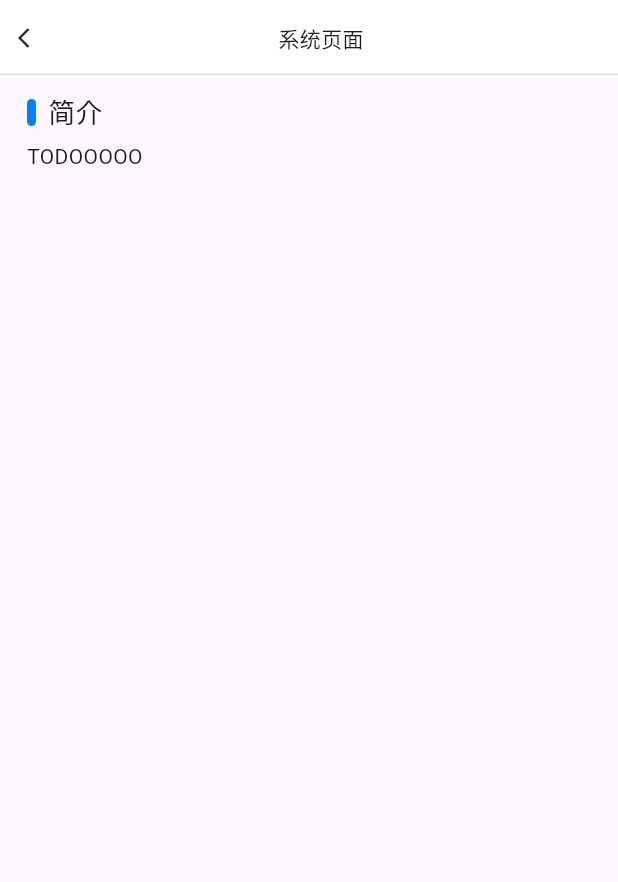
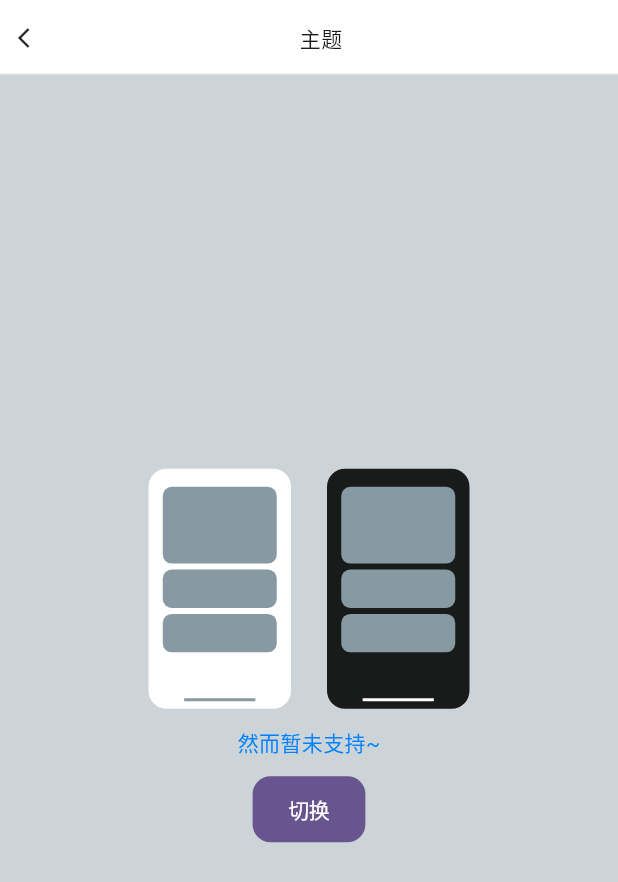
Before and after one commit to kittyuvu/colorui, a Flutter app: the screen it shows after launch, after a tap on "主题", on a phone screen of 412 x 824 dp. Shown: the top 882 px of the screen. Run offline on Flutter 3.47's test engine with Material 3 defaults, Android fonts, the phone set to English and light mode, and no system bars; our stand-ins replace go_router.

Commit message:
example: add theme

```diff
--- /dev/null
+++ b/example/lib/pages/basics/theme.dart
@@ -0,0 +1,250 @@
+import 'package:colorui/colorui.dart';
+import 'package:example/widget.dart';
+import 'package:flutter/cupertino.dart';
+import 'package:flutter/material.dart';
+
+class ThemePage extends StatefulWidget {
+  const ThemePage({super.key});
+
+  @override
+  State<ThemePage> createState() => ThemePageState();
+}
+
+class ThemePageState extends State<ThemePage> {
+  bool lightEnable = false;
+  bool darkEnable = false;
+  @override
+  Widget build(BuildContext context) {
+    late Color bg;
+    if (darkEnable) {
+      bg = CuColors.black.withOpacity(.88);
+    } else {
+      bg = CuColors.grey.withOpacity(.42);
+    }
+    return UIMainLayout(
+      child: Scaffold(
+        appBar: const CuSimpleAppBar(title: "主题"),
+        backgroundColor: bg,
+        body: Center(
+          child: Column(
+            mainAxisSize: MainAxisSize.min,
+            children: [
+              Row(
+                mainAxisSize: MainAxisSize.min,
+                children: [
+                  GestureDetector(
+                    onTap: () {
+                      lightEnable = !lightEnable;
+                      darkEnable = false;
+                      setState(() {});
+                    },
+                    child: SimplePhone(
+                      width: 95,
+                      height: 160,
+                      active: lightEnable,
+                      backgroundColor: CuColors.white,
+                      activeColor: CuColors.blue,
+                      xColor: CuColors.grey,
+                    ),
+                  ),
+                  const SizedBox(width: 24),
+                  GestureDetector(
+                    onTap: () {
+                      darkEnable = !darkEnable;
+                      lightEnable = false;
+                      setState(() {});
+                    },
+                    child: SimplePhone(
+                      width: 95,
+                      height: 160,
+                      active: darkEnable,
+                      backgroundColor: CuColors.black.withOpacity(.88),
+                      xColor: CuColors.white,
+                    ),
+                  ),
+                ],
+              ),
+              const SizedBox(height: 12),
+              Text(
+                "然而暂未支持~",
+                style: TextStyle(
+                  color: darkEnable ? CuColors.white : CuColors.blue,
+                ),
+              ),
+              const SizedBox(height: 12),
+              CupertinoButton.filled(
+                padding: const EdgeInsets.symmetric(horizontal: 24),
+                onPressed: () {
+                  if (lightEnable) {
+                    lightEnable = false;
+                    darkEnable = true;
+                  } else {
+                    lightEnable = true;
+                    darkEnable = false;
+                  }
+                  setState(() { });
+                },
+                child: const Text("切换", style: TextStyle(fontSize: 14)),
+              ),
+            ],
+          ),
+        ),
+      ),
+    );
+  }
+}
+
+class SimplePhone extends StatelessWidget {
+  const SimplePhone({
+    super.key,
+    required this.width,
+    required this.height,
+    required this.active,
+    this.activeColor = CuColors.blue,
+    this.backgroundColor = CuColors.white,
+    this.blockColor = CuColors.grey,
+    this.xColor = CuColors.grey,
+  });
+  final double width;
+  final double height;
+  final bool active;
+  final Color activeColor;
+  final Color backgroundColor;
+  final Color blockColor;
+  final Color xColor;
+
+  @override
+  Widget build(BuildContext context) {
+    return CustomPaint(
+      painter: SimplePhonePaint(
+        active: active,
+        activeColor: activeColor,
+        backgroundColor: backgroundColor,
+        blockColor: blockColor,
+        xColor: xColor,
+      ),
+      size: Size(width, height),
+    );
+  }
+}
+
+class SimplePhonePaint extends CustomPainter {
+  SimplePhonePaint({
+    required this.active,
+    this.activeColor = CuColors.red,
+    this.backgroundColor = CuColors.white,
+    this.blockColor = CuColors.grey,
+    this.xColor = CuColors.grey,
+  });
+
+  final bool active;
+  final Color activeColor;
+  final Color backgroundColor;
+  final Color blockColor;
+  final Color xColor;
+
+  double wScale = .8;
+  double mainBlockScale = .32;
+  double secondBlockScale = .16;
+  double mainBlockOffsetTop = 12;
+  double secondBlockOffsetTop = 4;
+  double xScale = .5;
+  double xHeight = 2;
+  drawShell(Canvas cx, Size size) {
+    // 画一个白色的圆角矩形
+    draw({bool border = false}) {
+      Paint paint = Paint()
+        ..isAntiAlias = true
+        ..strokeWidth = border ? xHeight : 0
+        ..style = border ? PaintingStyle.stroke : PaintingStyle.fill
+        ..color = border ? activeColor : backgroundColor;
+      var radius = const Radius.circular(12);
+      var rect = Rect.fromLTRB(0, 0, size.width, size.height);
+      var rrect = RRect.fromRectAndRadius(rect, radius);
+      cx.drawRRect(rrect, paint);
+    }
+
+    draw();
+    if (active) draw(border: true);
+
+    // 画第一块
+    {
+      Paint paint = Paint()
+        ..isAntiAlias = true
+        ..style = PaintingStyle.fill
+        ..color = active ? activeColor : blockColor;
+      var radius = const Radius.circular(6);
+      var width = size.width * wScale;
+      var height = size.height * mainBlockScale;
+      var rect = Rect.fromCenter(
+        center: Offset(
+          (width / 2) + (size.width * (1 - wScale) * .5),
+          (height / 2) + mainBlockOffsetTop,
+        ),
+        width: width,
+        height: height,
+      );
+      var rrect = RRect.fromRectAndRadius(rect, radius);
+      cx.drawRRect(rrect, paint);
+    }
+
+    drawBlock(double top) {
+      Paint paint = Paint()
+        ..isAntiAlias = true
+        ..style = PaintingStyle.fill
+        ..color = blockColor;
+      var radius = const Radius.circular(6);
+      var width = size.width * wScale;
+      var height = size.height * secondBlockScale;
+      var rect = Rect.fromCenter(
+        center: Offset(
+          (width / 2) + (size.width * (1 - wScale) * .5),
+          (height / 2) + top,
+        ),
+        width: width,
+        height: height,
+      );
+      var rrect = RRect.fromRectAndRadius(rect, radius);
+      cx.drawRRect(rrect, paint);
+    }
+
+    drawBlock(
+      (mainBlockOffsetTop + size.height * mainBlockScale) +
+          secondBlockOffsetTop,
+    );
+    drawBlock(
+      (mainBlockOffsetTop + size.height * mainBlockScale) +
+          secondBlockOffsetTop +
+          (size.height * secondBlockScale + secondBlockOffsetTop),
+    );
+
+    {
+      Paint paint = Paint()
+        ..style = PaintingStyle.stroke
+        ..strokeWidth = xHeight
+        ..color = xColor;
+      var width = size.width * xScale;
+      // 已知总宽度为 x
+      // 需要自动居中的块宽度为 w
+      // 则 x1 = (x - w) / 2
+      //    x2 = (x - w) / 2 + w
+      var p1 = Offset((size.width - width) / 2,
+          size.height - secondBlockOffsetTop - xHeight);
+      var p2 = Offset((size.width - width) / 2 + width,
+          size.height - secondBlockOffsetTop - xHeight);
+      cx.drawLine(p1, p2, paint);
+    }
+  }
+
+  @override
+  void paint(Canvas canvas, Size size) {
+    drawShell(canvas, size);
+  }
+
+  @override
+  bool shouldRepaint(covariant CustomPainter oldDelegate) {
+    if (oldDelegate is! SimplePhonePaint) return false;
+    return oldDelegate.active != active ||
+        oldDelegate.activeColor != activeColor;
+  }
+}
--- a/example/lib/router.dart
+++ b/example/lib/router.dart
@@ -1,9 +1,13 @@
 import 'package:example/pages/basics/system.dart';
+import 'package:example/pages/basics/theme.dart';
 import 'package:example/uikit.dart';
+import 'package:flutter/material.dart';
 import 'package:go_router/go_router.dart';
 
+GoRouterWidgetBuilder $noop = (context, state) => const SizedBox.shrink();
+
 final $router = GoRouter(
-  initialLocation: "/",// "/basic/system",
+  initialLocation: "/",
   routes: [
     GoRoute(
       path: '/',
@@ -11,15 +15,18 @@ final $router = GoRouter(
     ),
     GoRoute(
       path: "/basic",
-      redirect: (_, __) async {
-        return "/basic/system";
-      },
+      builder: $noop,
       routes: [
         GoRoute(
           name: "system",
           path: "system",
           builder: (context, state) => const SystemPage(),
         ),
+        GoRoute(
+          name: "theme",
+          path: "theme",
+          builder: (context, state) => const ThemePage(),
+        ),
       ],
     ),
   ],
--- a/example/lib/uikit.dart
+++ b/example/lib/uikit.dart
@@ -55,9 +55,11 @@ class _UIAppState extends State<UIApp> {
                     var curr = item.value[idx];
                     return CuSimpleCard(
                       data: curr,
-                      color: curr.bg,
+                      color: curr.color,
                       onTap: () {
-                        context.pushNamed("system");
+                        if (curr.name.isNotEmpty) {
+                          context.pushNamed(curr.name);
+                        }
                       },
                     );
                   },
--- a/example/lib/widget.dart
+++ b/example/lib/widget.dart
@@ -1,6 +1,5 @@
 import 'package:colorui/colorui.dart';
 import 'package:flutter/material.dart';
-import 'package:flutter/services.dart';
 import 'package:flutter/widgets.dart';
 
 const kMaxScreenWidth = 600;
```
Also changed, not shown: example/lib/menus.dart (+44 -41 lines).
